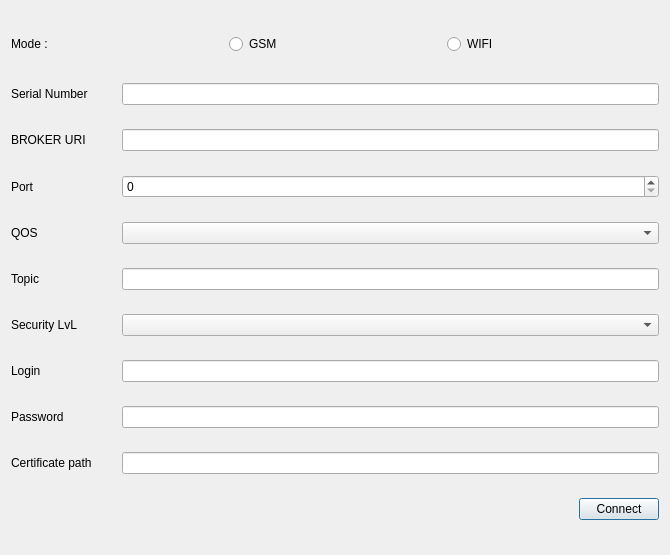
Above: VehicleStateManager/src/TGURdata.ui from ZOUAOUI-Khalil/VehicleStateManager before the change. Below: the same form after it.
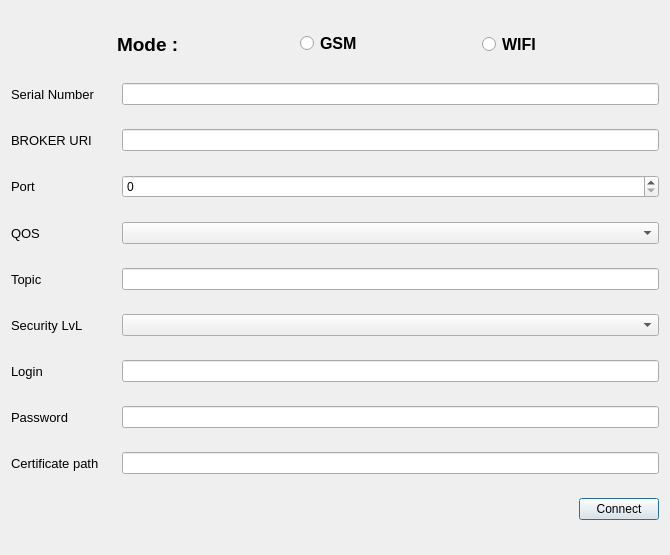
That is the form after the change. Icons and pictures are not drawn.

Diff of the .ui file:
```diff
--- a/VehicleStateManager/src/TGURdata.ui
+++ b/VehicleStateManager/src/TGURdata.ui
@@ -16,8 +16,57 @@
   <layout class="QVBoxLayout" name="verticalLayout">
    <item>
     <layout class="QHBoxLayout" name="horizontalLayout">
+     <item>
+      <widget class="QLabel" name="label_11">
+       <property name="sizePolicy">
+        <sizepolicy hsizetype="Minimum" vsizetype="Minimum">
+         <horstretch>0</horstretch>
+         <verstretch>0</verstretch>
+        </sizepolicy>
+       </property>
+       <property name="minimumSize">
+        <size>
+         <width>0</width>
+         <height>0</height>
+        </size>
+       </property>
+       <property name="maximumSize">
+        <size>
+         <width>100</width>
+         <height>100</height>
+        </size>
+       </property>
+       <property name="frameShape">
+        <enum>QFrame::NoFrame</enum>
+       </property>
+       <property name="frameShadow">
+        <enum>QFrame::Plain</enum>
+       </property>
+       <property name="text">
+        <string/>
+       </property>
+       <property name="pixmap">
+        <pixmap resource="../media/Ressource.qrc">:/new/prefix1/icons8-choose-48.png</pixmap>
+       </property>
+       <property name="alignment">
+        <set>Qt::AlignBottom|Qt::AlignHCenter</set>
+       </property>
+       <property name="margin">
+        <number>5</number>
+       </property>
+       <property name="indent">
+        <number>0</number>
+       </property>
+      </widget>
+     </item>
      <item>
       <widget class="QLabel" name="label_9">
+       <property name="font">
+        <font>
+         <pointsize>14</pointsize>
+         <bold>true</bold>
+        </font>
+       </property>
        <property name="text">
         <string>Mode :</string>
        </property>
@@ -25,6 +74,12 @@
      </item>
      <item>
       <widget class="QRadioButton" name="GSMBtn_2">
+       <property name="font">
+        <font>
+         <pointsize>12</pointsize>
+         <bold>true</bold>
+        </font>
+       </property>
        <property name="text">
         <string>GSM</string>
        </property>
@@ -38,6 +93,12 @@
          <height>30</height>
         </size>
        </property>
+       <property name="font">
+        <font>
+         <pointsize>12</pointsize>
+         <bold>true</bold>
+        </font>
+       </property>
        <property name="text">
         <string>WIFI</string>
        </property>
@@ -55,6 +116,20 @@
          <height>0</height>
         </size>
        </property>
+       <property name="font">
+        <font>
+         <pointsize>10</pointsize>
+        </font>
+       </property>
+       <property name="frameShape">
+        <enum>QFrame::Panel</enum>
+       </property>
+       <property name="frameShadow">
+        <enum>QFrame::Sunken</enum>
+       </property>
+       <property name="lineWidth">
+        <number>0</number>
+       </property>
        <property name="text">
         <string>Serial Number</string>
        </property>
@@ -75,6 +150,11 @@
          <height>0</height>
         </size>
        </property>
+       <property name="font">
+        <font>
+         <pointsize>10</pointsize>
+        </font>
+       </property>
        <property name="text">
         <string>BROKER URI</string>
        </property>
@@ -101,6 +181,11 @@
          <height>0</height>
         </size>
        </property>
+       <property name="font">
+        <font>
+         <pointsize>10</pointsize>
+        </font>
+       </property>
        <property name="text">
         <string>Port</string>
        </property>
@@ -137,6 +222,11 @@
          <height>0</height>
         </size>
        </property>
+       <property name="font">
+        <font>
+         <pointsize>10</pointsize>
+        </font>
+       </property>
        <property name="text">
         <string>QOS</string>
        </property>
@@ -170,6 +260,11 @@
          <height>0</height>
         </size>
        </property>
+       <property name="font">
+        <font>
+         <pointsize>10</pointsize>
+        </font>
+       </property>
        <property name="text">
         <string>Topic</string>
        </property>
@@ -203,6 +298,11 @@
          <height>0</height>
         </size>
        </property>
+       <property name="font">
+        <font>
+         <pointsize>10</pointsize>
+        </font>
+       </property>
        <property name="text">
         <string>Security LvL</string>
        </property>
@@ -230,6 +330,11 @@
          <height>0</height>
         </size>
        </property>
+       <property name="font">
+        <font>
+         <pointsize>10</pointsize>
+        </font>
+       </property>
        <property name="text">
         <string>Login</string>
        </property>
@@ -250,6 +355,11 @@
          <height>0</height>
         </size>
        </property>
+       <property name="font">
+        <font>
+         <pointsize>10</pointsize>
+        </font>
+       </property>
        <property name="text">
         <string>Password</string>
        </property>
@@ -277,6 +387,11 @@
          <height>0</height>
         </size>
        </property>
+       <property name="font">
+        <font>
+         <pointsize>10</pointsize>
+        </font>
+       </property>
        <property name="text">
         <string>Certificate path</string>
        </property>
```
Left out of the diff: 7 changed lines with no effect on the pictures.
